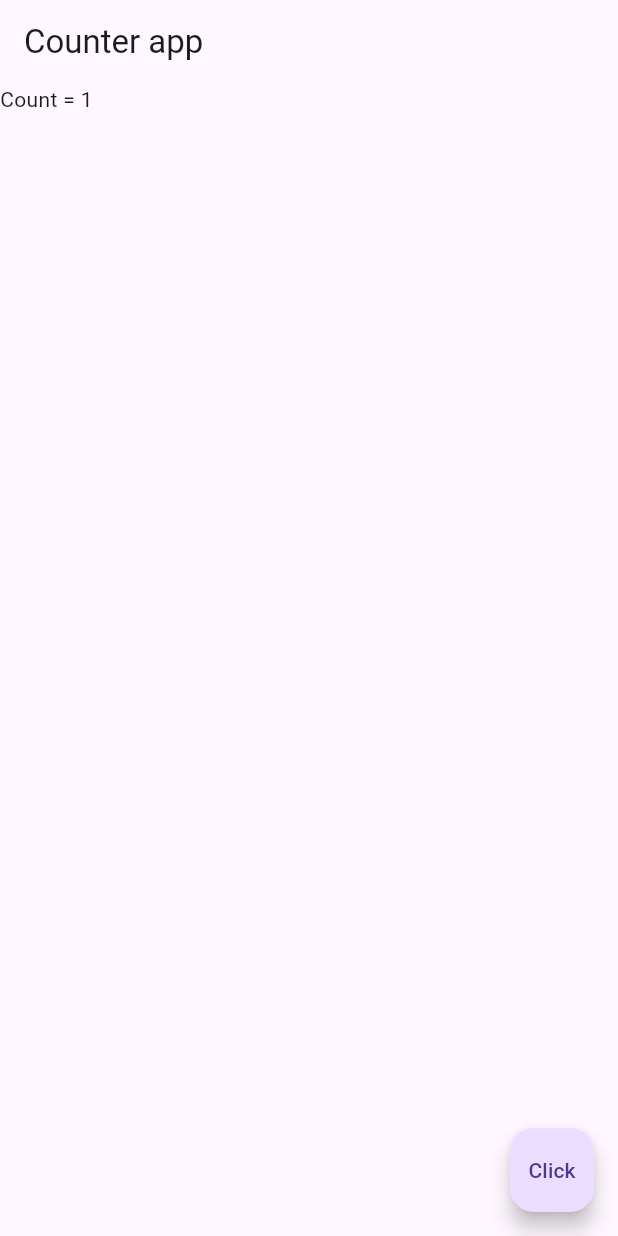
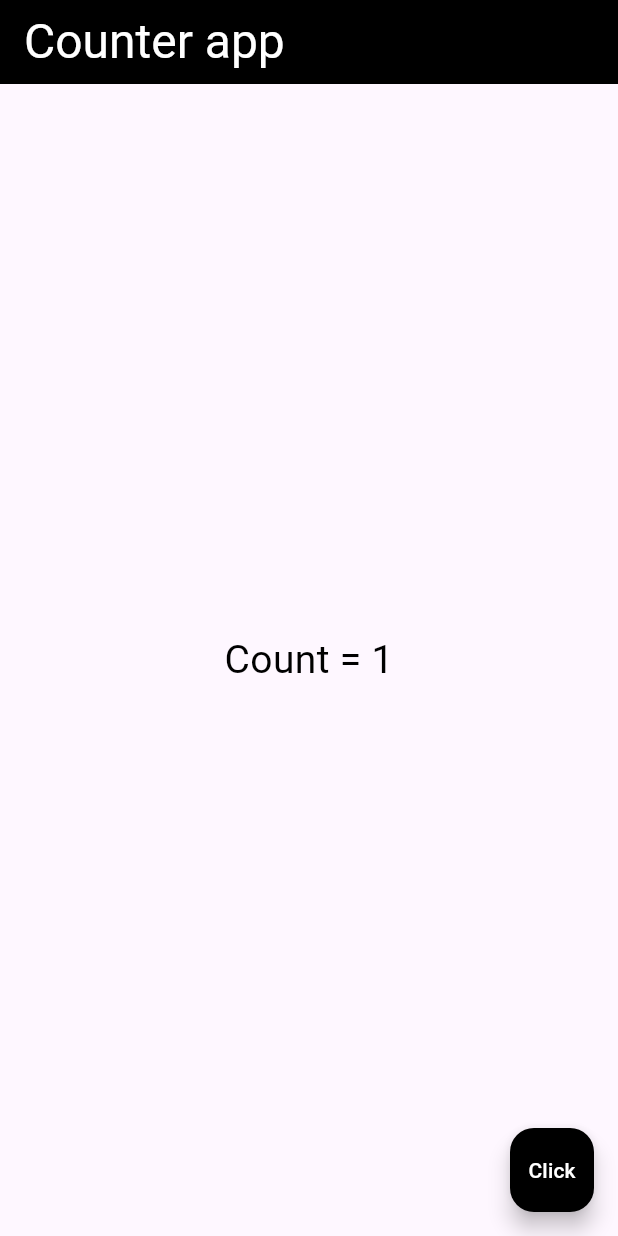
Before and after one commit to noobydev546/moblieapp, a Flutter app: the screen it shows after launch, after a tap on "Click", on a phone screen of 412 x 824 dp. Run offline on Flutter 3.47's test engine with Material 3 defaults, Android fonts, the phone set to English and light mode, and no system bars.

Commit message:
Refactor counter widget: streamline update method and enhance UI structure

```diff
--- a/lib/week01/counter.dart
+++ b/lib/week01/counter.dart
@@ -11,21 +11,34 @@ class _CounterState extends State<Counter> {
   //state variable
   int count = 0;
 
+  //methods
+  void update() {
+    setState(() {
+      count++;
+    });
+  }
+
   @override
   Widget build(BuildContext context) {
     return Scaffold(
-      appBar: AppBar(title: Text('Counter app')),
-      body: Text('Count = $count'),
+      appBar: AppBar(
+        title: Text(
+          'Counter app',
+          style: TextStyle(fontSize: 32, color: Colors.white),
+        ),
+        backgroundColor: Color.fromARGB(255, 0, 0, 0),
+      ),
+      body: Center(
+        child: Text(
+          'Count = $count',
+          style: TextStyle(fontSize: 26, color: Color.fromARGB(255, 0, 0, 0)),
+        ),
+      ),
       floatingActionButton: FloatingActionButton(
-        onPressed: () {
-          // debugPrint(message);
-          setState(() {
-            count++;
-          });
-        },
-        child: Text('Click'),
+        onPressed: update,
+        backgroundColor: Color.fromARGB(255, 0, 0, 0),
+        child: Text('Click', style: TextStyle(color: Colors.white)),
       ),
     );
-    ;
   }
 }
```
